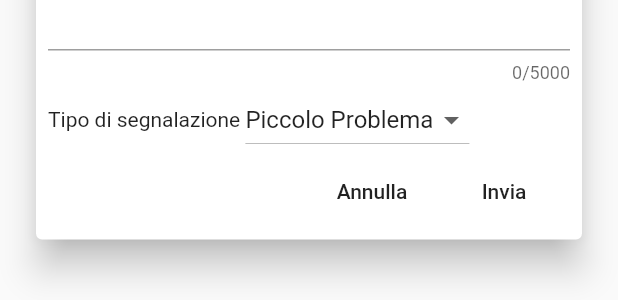
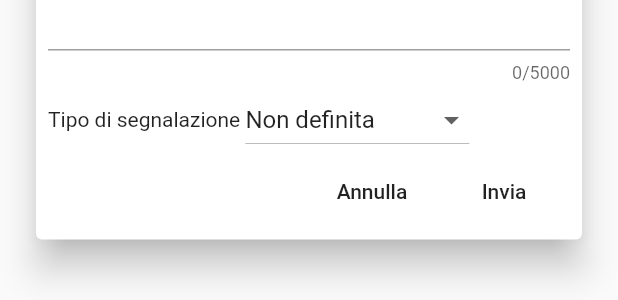
Before and after one commit to Glydric/cyberbullism_bully, a Flutter app: the CardAggiunta widget shown alone on an empty page, opened directly with empty values, on a phone screen of 412 x 824 dp. Shown: the part 566-866 px from the top of the screen. Run offline on Flutter 3.47's test engine with Material 2 defaults, Android fonts, the phone set to English and light mode, and no system bars; our stand-ins replace shared_preferences; accounts and stored records are empty; network calls fail.

Commit message:
added non defined choose

```diff
--- a/lib/View/segnalazioni/user/card_aggiunta.dart
+++ b/lib/View/segnalazioni/user/card_aggiunta.dart
@@ -21,6 +21,7 @@ class _CardAggiuntaState extends State<CardAggiunta> {
     "Piccolo Problema",
     "Gravità alta",
     "Pericolo!",
+    "Non definita",
   ]);
 
   late String _dropdownElement;
@@ -36,7 +37,7 @@ class _CardAggiuntaState extends State<CardAggiunta> {
 
   @override
   void initState() {
-    _dropdownElement = tipiDiGravita.elementAt(0);
+    _dropdownElement = tipiDiGravita.elementAt(3);
     super.initState();
   }
 
```
